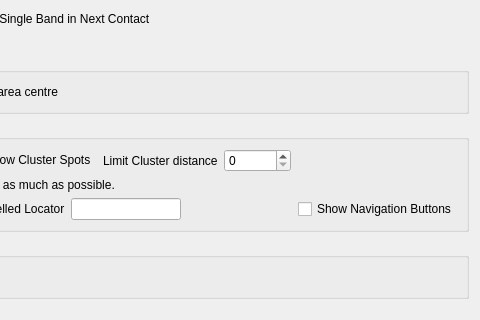
The window that mqt/MqtLogger/DisplayOptions.ui (Rsclub22/Minos2-Mirror) describes before a commit, drawn with Qt 5; both pictures show x 462 to 942 and y 146 to 466 of the 942 by 743 pixel window.
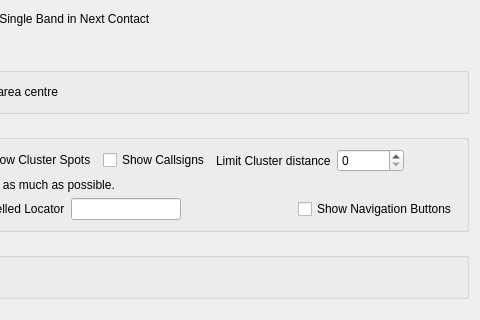
The same window after the commit.

Commit message: Add option for callsigns display on map

What changed in the file:
```diff
--- a/mqt/MqtLogger/DisplayOptions.ui
+++ b/mqt/MqtLogger/DisplayOptions.ui
@@ -297,6 +297,13 @@
           </property>
          </widget>
         </item>
+        <item>
+         <widget class="QCheckBox" name="QSOMapShowCalls">
+          <property name="text">
+           <string>Show Callsigns</string>
+          </property>
+         </widget>
+        </item>
         <item>
          <widget class="QLabel" name="label_2">
           <property name="text">
```
Left out of the diff: 28 changed lines with no effect on the pictures. The commit also changes 16 other files.
